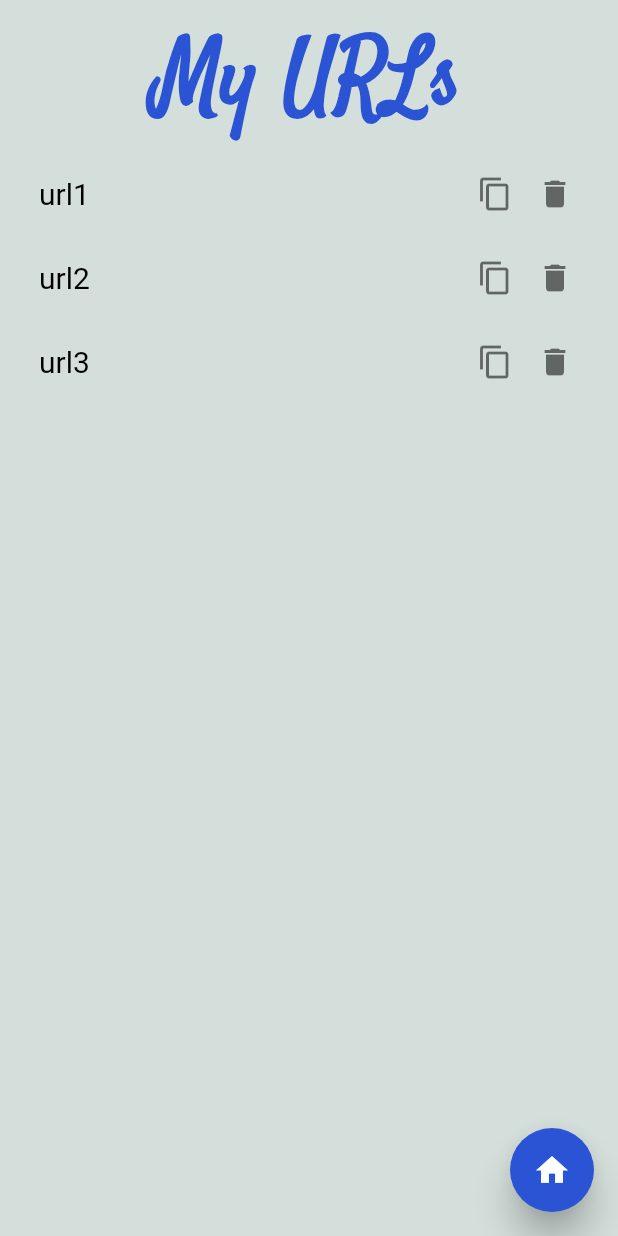
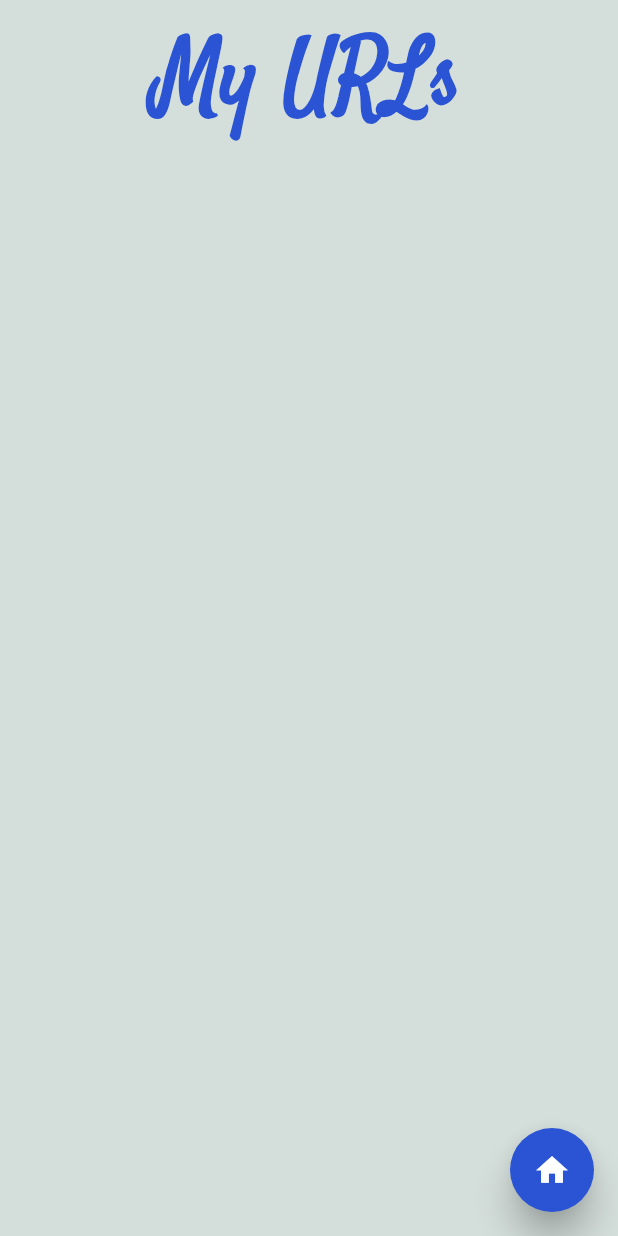
Before and after one commit to Nirbhay-nrb/URL-shortener-app, a Flutter app: the MyUrls screen opened by its route, on a phone screen of 412 x 824 dp. Run offline on Flutter 3.47's test engine with Material 2 defaults, Android fonts, the phone set to English and light mode, and no system bars; our stand-ins replace animated_text_kit; network calls fail.

Commit message:
myurls page connected

```diff
--- a/url_shortener_app/lib/models/urls.dart
+++ b/url_shortener_app/lib/models/urls.dart
@@ -1,11 +1,7 @@
 import 'package:flutter/foundation.dart';
 
 class Urls extends ChangeNotifier {
-  List<String> _urls = [
-    'url1',
-    'url2',
-    'url3',
-  ];
+  List<String> _urls = [];
 
   void add(String url) {
     _urls.add(url);
--- a/url_shortener_app/lib/screens/url_input_page.dart
+++ b/url_shortener_app/lib/screens/url_input_page.dart
@@ -1,5 +1,7 @@
 import 'package:flutter/material.dart';
+import 'package:provider/provider.dart';
 import 'package:url_shortener_app/constants.dart';
+import 'package:url_shortener_app/models/urls.dart';
 import 'package:url_shortener_app/screens/url_output_page.dart';
 import 'package:url_shortener_app/services/shortenedURL.dart';
 import 'package:url_shortener_app/widgets/Button.dart';
@@ -80,6 +82,7 @@ class _URLinputPageState extends State<URLinputPage> {
                   }
                   String urlShortened = urlData['data']['tiny_url'];
                   print(urlShortened);
+                  Provider.of<Urls>(context, listen: false).add(urlShortened);
                   Navigator.pushNamed(
                     context,
                     URLoutputPage.id,
```
